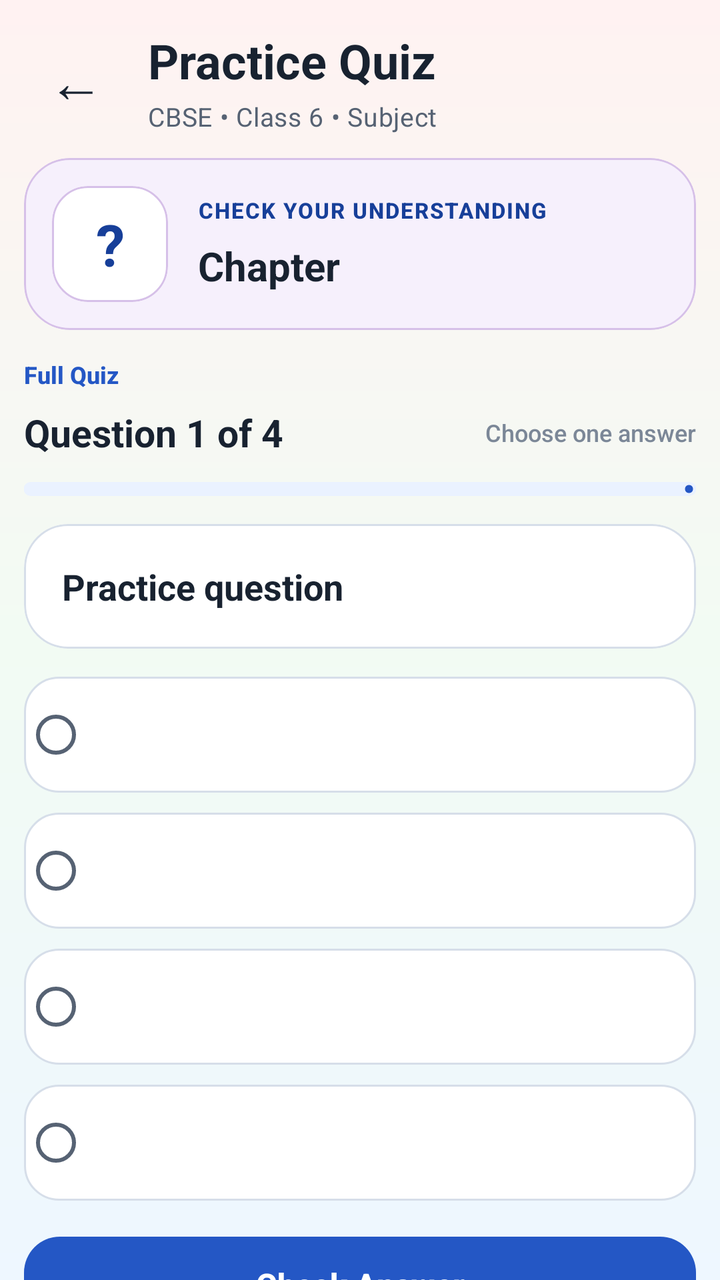
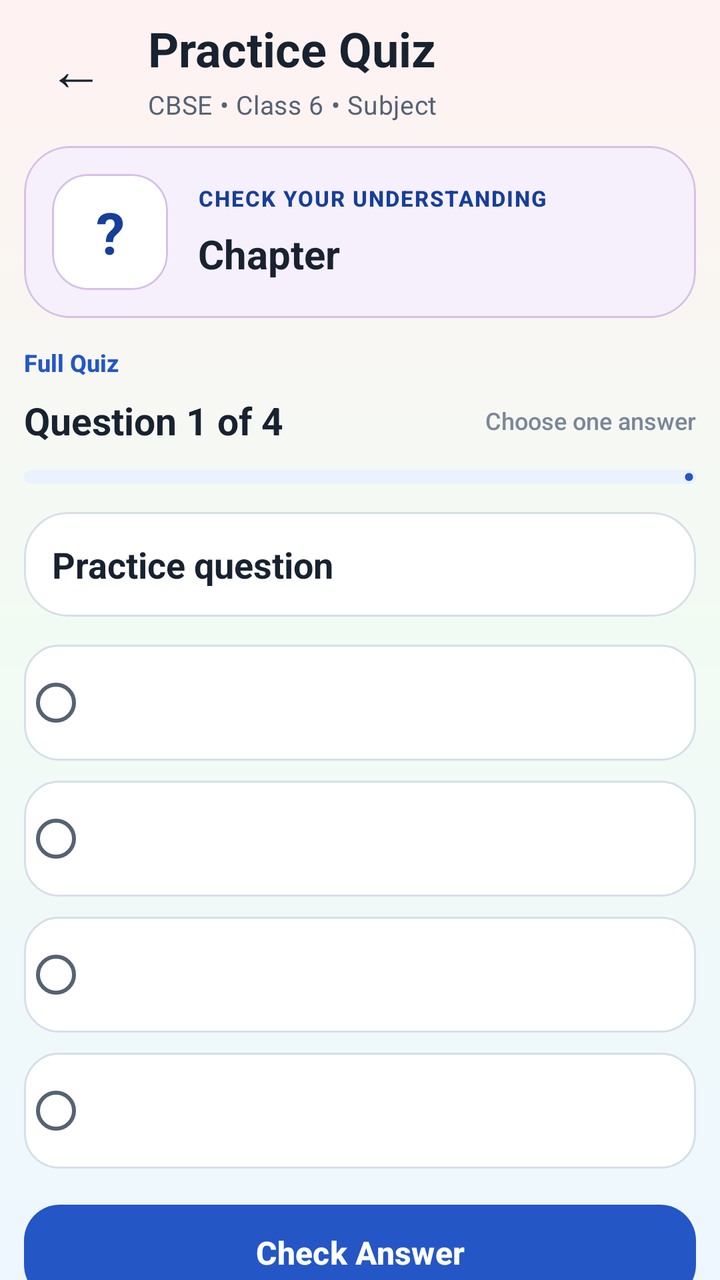

Compare the two renders of this Android layout. The source of the first and the diff that turns it into the second are given below.
<!-- AndroidManifest.xml: application theme Theme.StudySaathi -->
<!-- res/layout/activity_practice.xml -->
<?xml version="1.0" encoding="utf-8"?>
<androidx.core.widget.NestedScrollView xmlns:android="http://schemas.android.com/apk/res/android"
    xmlns:app="http://schemas.android.com/apk/res-auto"
    android:id="@+id/practiceScrollView"
    android:layout_width="match_parent"
    android:layout_height="match_parent"
    android:background="@drawable/bg_app_soft_mix"
    android:clipToPadding="false"
    android:fillViewport="true"
    android:overScrollMode="never">

    <LinearLayout
        android:layout_width="match_parent"
        android:layout_height="wrap_content"
        android:orientation="vertical"
        android:paddingStart="12dp"
        android:paddingTop="14dp"
        android:paddingEnd="12dp"
        android:paddingBottom="12dp">

        <LinearLayout
            android:layout_width="match_parent"
            android:layout_height="wrap_content"
            android:gravity="center_vertical"
            android:orientation="horizontal">

            <com.google.android.material.button.MaterialButton
                android:id="@+id/buttonBack"
                style="@style/Widget.Material3.Button.TextButton"
                android:layout_width="52dp"
                android:layout_height="52dp"
                android:contentDescription="@string/back"
                android:insetLeft="0dp"
                android:insetTop="0dp"
                android:insetRight="0dp"
                android:insetBottom="0dp"
                android:minWidth="0dp"
                android:text="←"
                android:textColor="@color/ss_text_primary"
                android:textSize="28sp"
                app:cornerRadius="16dp" />

            <LinearLayout
                android:layout_width="0dp"
                android:layout_height="wrap_content"
                android:layout_marginStart="10dp"
                android:layout_weight="1"
                android:orientation="vertical">

                <TextView
                    style="@style/TextAppearance.StudySaathi.Heading"
                    android:layout_width="match_parent"
                    android:layout_height="wrap_content"
                    android:text="@string/practice_quiz"
                    android:textSize="24sp" />

                <TextView
                    android:id="@+id/textPracticeCurriculum"
                    style="@style/TextAppearance.StudySaathi.Body"
                    android:layout_width="match_parent"
                    android:layout_height="wrap_content"
                    android:layout_marginTop="3dp"
                    android:text="CBSE • Class 6 • Subject"
                    android:textSize="13sp" />

            </LinearLayout>

        </LinearLayout>

        <com.google.android.material.card.MaterialCardView
            android:layout_width="match_parent"
            android:layout_height="wrap_content"
            android:layout_marginTop="12dp"
            app:cardBackgroundColor="@color/ss_purple_soft"
            app:cardCornerRadius="23dp"
            app:cardElevation="0dp"
            app:strokeColor="@color/ss_purple_border"
            app:strokeWidth="1dp">

            <LinearLayout
                android:layout_width="match_parent"
                android:layout_height="wrap_content"
                android:gravity="center_vertical"
                android:orientation="horizontal"
                android:padding="14dp">

                <com.google.android.material.card.MaterialCardView
                    android:layout_width="58dp"
                    android:layout_height="58dp"
                    app:cardBackgroundColor="@color/ss_surface"
                    app:cardCornerRadius="18dp"
                    app:cardElevation="0dp"
                    app:strokeColor="@color/ss_purple_border"
                    app:strokeWidth="1dp">

                    <TextView
                        android:layout_width="match_parent"
                        android:layout_height="match_parent"
                        android:fontFamily="sans-serif-rounded"
                        android:gravity="center"
                        android:text="?"
                        android:textColor="@color/ss_primary_dark"
                        android:textSize="29sp"
                        android:textStyle="bold" />

                </com.google.android.material.card.MaterialCardView>

                <LinearLayout
                    android:layout_width="0dp"
                    android:layout_height="wrap_content"
                    android:layout_marginStart="15dp"
                    android:layout_weight="1"
                    android:orientation="vertical">

                    <TextView
                        android:layout_width="match_parent"
                        android:layout_height="wrap_content"
                        android:fontFamily="sans-serif-medium"
                        android:letterSpacing="0.06"
                        android:text="@string/check_your_understanding"
                        android:textAllCaps="true"
                        android:textColor="@color/ss_primary_dark"
                        android:textSize="11sp"
                        android:textStyle="bold" />

                    <TextView
                        android:id="@+id/textPracticeChapter"
                        android:layout_width="match_parent"
                        android:layout_height="wrap_content"
                        android:layout_marginTop="7dp"
                        android:fontFamily="sans-serif-rounded"
                        android:text="Chapter"
                        android:textColor="@color/ss_text_primary"
                        android:textSize="20sp"
                        android:textStyle="bold" />

                </LinearLayout>

            </LinearLayout>

        </com.google.android.material.card.MaterialCardView>

        <LinearLayout
            android:id="@+id/quizSection"
            android:layout_width="match_parent"
            android:layout_height="wrap_content"
            android:orientation="vertical">

            <TextView
                android:id="@+id/textQuizMode"
                android:layout_width="match_parent"
                android:layout_height="wrap_content"
                android:layout_marginTop="14dp"
                android:fontFamily="sans-serif-medium"
                android:text="@string/quiz_mode_full"
                android:textColor="@color/ss_primary"
                android:textSize="12sp"
                android:textStyle="bold" />

            <LinearLayout
                android:layout_width="match_parent"
                android:layout_height="wrap_content"
                android:layout_marginTop="8dp"
                android:gravity="center_vertical"
                android:orientation="horizontal">

                <TextView
                    android:id="@+id/textQuestionCounter"
                    android:layout_width="0dp"
                    android:layout_height="wrap_content"
                    android:layout_weight="1"
                    android:fontFamily="sans-serif-rounded"
                    android:text="@string/default_question_counter"
                    android:textColor="@color/ss_text_primary"
                    android:textSize="19sp"
                    android:textStyle="bold" />

                <TextView
                    android:layout_width="wrap_content"
                    android:layout_height="wrap_content"
                    android:fontFamily="sans-serif-medium"
                    android:text="@string/choose_one_answer"
                    android:textColor="@color/ss_text_muted"
                    android:textSize="12sp" />

            </LinearLayout>

            <com.google.android.material.progressindicator.LinearProgressIndicator
                android:id="@+id/progressPractice"
                android:layout_width="match_parent"
                android:layout_height="wrap_content"
                android:layout_marginTop="12dp"
                android:max="4"
                android:progress="1"
                app:indicatorColor="@color/ss_primary"
                app:trackColor="@color/ss_blue_soft"
                app:trackCornerRadius="4dp"
                app:trackThickness="7dp" />

            <com.google.android.material.card.MaterialCardView
                android:id="@+id/cardQuestion"
                android:layout_width="match_parent"
                android:layout_height="wrap_content"
                android:layout_marginTop="14dp"
                app:cardBackgroundColor="@color/ss_surface"
                app:cardCornerRadius="22dp"
                app:cardElevation="0dp"
                app:strokeColor="@color/ss_outline"
                app:strokeWidth="1dp">

                <TextView
                    android:id="@+id/textQuestion"
                    android:layout_width="match_parent"
                    android:layout_height="wrap_content"
                    android:fontFamily="sans-serif-rounded"
                    android:lineSpacingExtra="3dp"
                    android:padding="19dp"
                    android:text="@string/practice_question_placeholder"
                    android:textColor="@color/ss_text_primary"
                    android:textSize="18sp"
                    android:textStyle="bold" />

            </com.google.android.material.card.MaterialCardView>

            <RadioGroup
                android:id="@+id/radioGroupOptions"
                android:layout_width="match_parent"
                android:layout_height="wrap_content"
                android:layout_marginTop="14dp"
                android:orientation="vertical">

                <com.google.android.material.radiobutton.MaterialRadioButton
                    android:id="@+id/optionOne"
                    android:layout_width="match_parent"
                    android:layout_height="wrap_content"
                    android:layout_marginBottom="10dp"
                    android:background="@drawable/bg_practice_option"
                    android:buttonTint="@color/ss_primary"
                    android:fontFamily="sans-serif"
                    android:lineSpacingExtra="2dp"
                    android:minHeight="58dp"
                    android:paddingStart="15dp"
                    android:paddingTop="12dp"
                    android:paddingEnd="15dp"
                    android:paddingBottom="12dp"
                    android:textColor="@color/ss_text_primary"
                    android:textSize="15sp" />

                <com.google.android.material.radiobutton.MaterialRadioButton
                    android:id="@+id/optionTwo"
                    android:layout_width="match_parent"
                    android:layout_height="wrap_content"
                    android:layout_marginBottom="10dp"
                    android:background="@drawable/bg_practice_option"
                    android:buttonTint="@color/ss_primary"
                    android:fontFamily="sans-serif"
                    android:lineSpacingExtra="2dp"
                    android:minHeight="58dp"
                    android:paddingStart="15dp"
                    android:paddingTop="12dp"
                    android:paddingEnd="15dp"
                    android:paddingBottom="12dp"
                    android:textColor="@color/ss_text_primary"
                    android:textSize="15sp" />

                <com.google.android.material.radiobutton.MaterialRadioButton
                    android:id="@+id/optionThree"
                    android:layout_width="match_parent"
                    android:layout_height="wrap_content"
                    android:layout_marginBottom="10dp"
                    android:background="@drawable/bg_practice_option"
                    android:buttonTint="@color/ss_primary"
                    android:fontFamily="sans-serif"
                    android:lineSpacingExtra="2dp"
                    android:minHeight="58dp"
                    android:paddingStart="15dp"
                    android:paddingTop="12dp"
                    android:paddingEnd="15dp"
                    android:paddingBottom="12dp"
                    android:textColor="@color/ss_text_primary"
                    android:textSize="15sp" />

                <com.google.android.material.radiobutton.MaterialRadioButton
                    android:id="@+id/optionFour"
                    android:layout_width="match_parent"
                    android:layout_height="wrap_content"
                    android:background="@drawable/bg_practice_option"
                    android:buttonTint="@color/ss_primary"
                    android:fontFamily="sans-serif"
                    android:lineSpacingExtra="2dp"
                    android:minHeight="58dp"
                    android:paddingStart="15dp"
                    android:paddingTop="12dp"
                    android:paddingEnd="15dp"
                    android:paddingBottom="12dp"
                    android:textColor="@color/ss_text_primary"
                    android:textSize="15sp" />

            </RadioGroup>

            <com.google.android.material.card.MaterialCardView
                android:id="@+id/cardFeedback"
                android:layout_width="match_parent"
                android:layout_height="wrap_content"
                android:layout_marginTop="12dp"
                android:visibility="gone"
                app:cardBackgroundColor="@color/ss_green_soft"
                app:cardCornerRadius="20dp"
                app:cardElevation="0dp"
                app:strokeColor="@color/ss_green_border"
                app:strokeWidth="1dp">

                <LinearLayout
                    android:layout_width="match_parent"
                    android:layout_height="wrap_content"
                    android:orientation="vertical"
                    android:padding="14dp">

                    <TextView
                        android:id="@+id/textFeedbackTitle"
                        android:layout_width="match_parent"
                        android:layout_height="wrap_content"
                        android:fontFamily="sans-serif-rounded"
                        android:text="@string/practice_correct_answer"
                        android:textColor="@color/ss_success"
                        android:textSize="17sp"
                        android:textStyle="bold" />

                    <TextView
                        android:id="@+id/textFeedbackExplanation"
                        android:layout_width="match_parent"
                        android:layout_height="wrap_content"
                        android:layout_marginTop="7dp"
                        android:fontFamily="sans-serif"
                        android:lineSpacingExtra="3dp"
                        android:textColor="@color/ss_text_secondary"
                        android:textSize="15sp" />

                </LinearLayout>

            </com.google.android.material.card.MaterialCardView>

            <com.google.android.material.button.MaterialButton
                android:id="@+id/buttonCheckAnswer"
                style="@style/Widget.StudySaathi.Button.Primary"
                android:layout_width="match_parent"
                android:layout_height="wrap_content"
                android:layout_marginTop="14dp"
                android:text="@string/check_answer"
                android:textAllCaps="false"
                android:textSize="16sp" />

            <com.google.android.material.button.MaterialButton
                android:id="@+id/buttonNextQuestion"
                style="@style/Widget.StudySaathi.Button.Primary"
                android:layout_width="match_parent"
                android:layout_height="wrap_content"
                android:layout_marginTop="14dp"
                android:text="@string/next_question"
                android:textAllCaps="false"
                android:textSize="16sp"
                android:visibility="gone" />

        </LinearLayout>

        <LinearLayout
            android:id="@+id/resultSection"
            android:layout_width="match_parent"
            android:layout_height="wrap_content"
            android:layout_marginTop="12dp"
            android:gravity="center_horizontal"
            android:orientation="vertical"
            android:visibility="gone">

            <com.google.android.material.card.MaterialCardView
                android:layout_width="92dp"
                android:layout_height="92dp"
                app:cardBackgroundColor="@color/ss_yellow_soft"
                app:cardCornerRadius="30dp"
                app:cardElevation="0dp"
                app:strokeColor="@color/ss_yellow_border"
                app:strokeWidth="1dp">

                <TextView
                    android:layout_width="match_parent"
                    android:layout_height="match_parent"
                    android:fontFamily="sans-serif-rounded"
                    android:gravity="center"
                    android:text="★"
                    android:textColor="@color/ss_warning"
                    android:textSize="45sp"
                    android:textStyle="bold" />

            </com.google.android.material.card.MaterialCardView>

            <TextView
                android:id="@+id/textResultTitle"
                android:layout_width="match_parent"
                android:layout_height="wrap_content"
                android:layout_marginTop="14dp"
                android:fontFamily="sans-serif-rounded"
                android:gravity="center"
                android:text="@string/practice_result_excellent"
                android:textColor="@color/ss_text_primary"
                android:textSize="25sp"
                android:textStyle="bold" />

            <TextView
                android:id="@+id/textScoreValue"
                android:layout_width="match_parent"
                android:layout_height="wrap_content"
                android:layout_marginTop="15dp"
                android:fontFamily="sans-serif-rounded"
                android:gravity="center"
                android:text="0/4"
                android:textColor="@color/ss_primary"
                android:textSize="38sp"
                android:textStyle="bold" />

            <com.google.android.material.progressindicator.LinearProgressIndicator
                android:id="@+id/progressResult"
                android:layout_width="match_parent"
                android:layout_height="wrap_content"
                android:layout_marginTop="12dp"
                android:max="100"
                android:progress="0"
                app:indicatorColor="@color/ss_success"
                app:trackColor="@color/ss_green_soft"
                app:trackCornerRadius="5dp"
                app:trackThickness="10dp" />

            <TextView
                android:id="@+id/textResultPercentage"
                android:layout_width="match_parent"
                android:layout_height="wrap_content"
                android:layout_marginTop="9dp"
                android:fontFamily="sans-serif-medium"
                android:gravity="center"
                android:text="0%"
                android:textColor="@color/ss_text_secondary"
                android:textSize="14sp" />

            <LinearLayout
                android:layout_width="match_parent"
                android:layout_height="wrap_content"
                android:layout_marginTop="15dp"
                android:orientation="horizontal">

                <com.google.android.material.card.MaterialCardView
                    android:layout_width="0dp"
                    android:layout_height="wrap_content"
                    android:layout_marginEnd="6dp"
                    android:layout_weight="1"
                    app:cardBackgroundColor="@color/ss_green_soft"
                    app:cardCornerRadius="17dp"
                    app:cardElevation="0dp"
                    app:strokeColor="@color/ss_green_border"
                    app:strokeWidth="1dp">

                    <TextView
                        android:id="@+id/textCorrectAnswerCount"
                        android:layout_width="match_parent"
                        android:layout_height="wrap_content"
                        android:fontFamily="sans-serif-rounded"
                        android:gravity="center"
                        android:padding="15dp"
                        android:text="0 Correct"
                        android:textColor="@color/ss_success"
                        android:textSize="15sp"
                        android:textStyle="bold" />

                </com.google.android.material.card.MaterialCardView>

                <com.google.android.material.card.MaterialCardView
                    android:layout_width="0dp"
                    android:layout_height="wrap_content"
                    android:layout_marginStart="6dp"
                    android:layout_weight="1"
                    app:cardBackgroundColor="@color/ss_red_soft"
                    app:cardCornerRadius="17dp"
                    app:cardElevation="0dp"
                    app:strokeColor="@color/ss_red_border"
                    app:strokeWidth="1dp">

                    <TextView
                        android:id="@+id/textIncorrectAnswerCount"
                        android:layout_width="match_parent"
                        android:layout_height="wrap_content"
                        android:fontFamily="sans-serif-rounded"
                        android:gravity="center"
                        android:padding="15dp"
                        android:text="0 Incorrect"
                        android:textColor="@color/ss_error"
                        android:textSize="15sp"
                        android:textStyle="bold" />

                </com.google.android.material.card.MaterialCardView>

            </LinearLayout>

            <com.google.android.material.card.MaterialCardView
                android:layout_width="match_parent"
                android:layout_height="wrap_content"
                android:layout_marginTop="14dp"
                app:cardBackgroundColor="@color/ss_teal_soft"
                app:cardCornerRadius="21dp"
                app:cardElevation="0dp"
                app:strokeColor="@color/ss_teal_border"
                app:strokeWidth="1dp">

                <TextView
                    android:id="@+id/textResultMessage"
                    android:layout_width="match_parent"
                    android:layout_height="wrap_content"
                    android:fontFamily="sans-serif"
                    android:gravity="center"
                    android:lineSpacingExtra="3dp"
                    android:padding="19dp"
                    android:text="@string/practice_result_excellent_message"
                    android:textColor="@color/ss_text_primary"
                    android:textSize="16sp" />

            </com.google.android.material.card.MaterialCardView>

            <LinearLayout
                android:id="@+id/reviewSection"
                android:layout_width="match_parent"
                android:layout_height="wrap_content"
                android:layout_marginTop="12dp"
                android:orientation="vertical"
                android:visibility="gone">

                <TextView
                    android:layout_width="match_parent"
                    android:layout_height="wrap_content"
                    android:fontFamily="sans-serif-rounded"
                    android:text="@string/quiz_review_title"
                    android:textColor="@color/ss_text_primary"
                    android:textSize="21sp"
                    android:textStyle="bold" />

                <TextView
                    android:layout_width="match_parent"
                    android:layout_height="wrap_content"
                    android:layout_marginTop="5dp"
                    android:fontFamily="sans-serif"
                    android:text="@string/quiz_review_subtitle"
                    android:textColor="@color/ss_text_secondary"
                    android:textSize="13sp" />

                <androidx.recyclerview.widget.RecyclerView
                    android:id="@+id/recyclerQuizReview"
                    android:layout_width="match_parent"
                    android:layout_height="wrap_content"
                    android:layout_marginTop="14dp"
                    android:clipToPadding="false"
                    android:nestedScrollingEnabled="false"
                    android:overScrollMode="never" />

            </LinearLayout>

            <com.google.android.material.button.MaterialButton
                android:id="@+id/buttonRetryWrongQuestions"
                style="@style/Widget.StudySaathi.Button.Outlined"
                android:layout_width="match_parent"
                android:layout_height="wrap_content"
                android:layout_marginTop="12dp"
                android:text="Retry Wrong Questions"
                android:textAllCaps="false"
                android:textSize="15sp"
                android:visibility="gone"
                app:backgroundTint="@color/ss_yellow_soft"
                app:strokeColor="@color/ss_yellow_border" />

            <com.google.android.material.button.MaterialButton
                android:id="@+id/buttonRetryQuiz"
                style="@style/Widget.StudySaathi.Button.Primary"
                android:layout_width="match_parent"
                android:layout_height="wrap_content"
                android:layout_marginTop="11dp"
                android:text="@string/retry_full_quiz"
                android:textAllCaps="false"
                android:textSize="16sp" />

            <com.google.android.material.button.MaterialButton
                android:id="@+id/buttonBackToLesson"
                style="@style/Widget.StudySaathi.Button.Outlined"
                android:layout_width="match_parent"
                android:layout_height="wrap_content"
                android:layout_marginTop="11dp"
                android:text="@string/back_to_lesson"
                android:textAllCaps="false"
                android:textSize="15sp" />

        </LinearLayout>

    </LinearLayout>

</androidx.core.widget.NestedScrollView>
<!-- resources referenced by this layout -->
<resources>
  <color name="ss_blue_soft">#EAF2FF</color>
  <color name="ss_error">#BA1A1A</color>
  <color name="ss_green_border">#B7DEC2</color>
  <color name="ss_green_soft">#ECF8F0</color>
  <color name="ss_outline">#D6DEE9</color>
  <color name="ss_primary">#2457C5</color>
  <color name="ss_primary_dark">#173F99</color>
  <color name="ss_purple_border">#D6C0E8</color>
  <color name="ss_purple_soft">#F6F0FC</color>
  <color name="ss_red_border">#E9BDBD</color>
  <color name="ss_red_soft">#FFF0F0</color>
  <color name="ss_success">#16813B</color>
  <color name="ss_surface">#FFFFFF</color>
  <color name="ss_teal_border">#B4DCDC</color>
  <color name="ss_teal_soft">#EAF8F8</color>
  <color name="ss_text_muted">#7B8797</color>
  <color name="ss_text_primary">#182230</color>
  <color name="ss_text_secondary">#566273</color>
  <color name="ss_warning">#A26300</color>
  <color name="ss_yellow_border">#E8D49B</color>
  <color name="ss_yellow_soft">#FFF8E8</color>
  <string name="back">Back</string>
  <string name="back_to_lesson">
          Back to Lesson
      </string>
  <string name="check_answer">
          Check Answer
      </string>
  <string name="check_your_understanding">
          CHECK YOUR UNDERSTANDING
      </string>
  <string name="choose_one_answer">
          Choose one answer
      </string>
  <string name="default_question_counter">
          Question 1 of 4
      </string>
  <string name="next_question">
          Next Question
      </string>
  <string name="practice_correct_answer">
          Correct Answer ✓
      </string>
  <string name="practice_question_placeholder">
          Practice question
      </string>
  <string name="practice_quiz">Practice Quiz</string>
  <string name="practice_result_excellent">
          Excellent Work!
      </string>
  <string name="practice_result_excellent_message">
          आपने concept को बहुत अच्छे से समझा है। इसी confidence के साथ अगले lesson की ओर बढ़ें।
      </string>
  <string name="quiz_mode_full">
          Full Quiz
      </string>
  <string name="quiz_review_subtitle">
          अपने answers, सही answers और explanations दोबारा देखें।
      </string>
  <string name="quiz_review_title">
          Answer Review
      </string>
  <string name="retry_full_quiz">
          Retry Full Quiz
      </string>
  <style name="TextAppearance.StudySaathi.Body" parent="TextAppearance.Material3.BodyMedium">
          <item name="android:fontFamily">sans-serif</item>
          <item name="fontFamily">sans-serif</item>
          <item name="android:textColor">@color/ss_text_secondary</item>
      </style>
  <style name="TextAppearance.StudySaathi.Heading" parent="TextAppearance.Material3.HeadlineSmall">
          <item name="android:fontFamily">sans-serif-rounded</item>
          <item name="fontFamily">sans-serif-rounded</item>
          <item name="android:textStyle">bold</item>
          <item name="android:textColor">@color/ss_text_primary</item>
      </style>
  <style name="Widget.StudySaathi.Button.Primary" parent="Widget.Material3.Button">
          <item name="cornerRadius">18dp</item>
          <item name="android:minHeight">56dp</item>
          <item name="android:textStyle">bold</item>
          <item name="backgroundTint">@color/ss_primary</item>
          <item name="android:textColor">@color/ss_on_primary</item>
      </style>
  <color name="ss_outline_strong">#B9C5D5</color>
  <color name="ss_on_primary">#FFFFFF</color>
  <color name="ss_secondary">#087F8C</color>
  <color name="ss_on_secondary">#FFFFFF</color>
  <color name="ss_tertiary">#8A5A00</color>
  <color name="ss_on_tertiary">#FFFFFF</color>
  <color name="ss_background">#F7F9FC</color>
  <color name="ss_surface_soft">#F0F4FA</color>
  <color name="white">#FFFFFFFF</color>
  <!-- unchanged entries left out for length: 4 -->
</resources>

<!-- the commit's change to res/layout/activity_practice.xml (unified diff, before → after) -->
@@ -14,7 +14,7 @@
         android:layout_height="wrap_content"
         android:orientation="vertical"
         android:paddingStart="12dp"
-        android:paddingTop="14dp"
+        android:paddingTop="8dp"
         android:paddingEnd="12dp"
         android:paddingBottom="12dp">
 
@@ -214,7 +214,7 @@
                     android:layout_height="wrap_content"
                     android:fontFamily="sans-serif-rounded"
                     android:lineSpacingExtra="3dp"
-                    android:padding="19dp"
+                    android:padding="14dp"
                     android:text="@string/practice_question_placeholder"
                     android:textColor="@color/ss_text_primary"
                     android:textSize="18sp"
@@ -515,7 +515,7 @@
                     android:fontFamily="sans-serif"
                     android:gravity="center"
                     android:lineSpacingExtra="3dp"
-                    android:padding="19dp"
+                    android:padding="14dp"
                     android:text="@string/practice_result_excellent_message"
                     android:textColor="@color/ss_text_primary"
                     android:textSize="16sp" />
